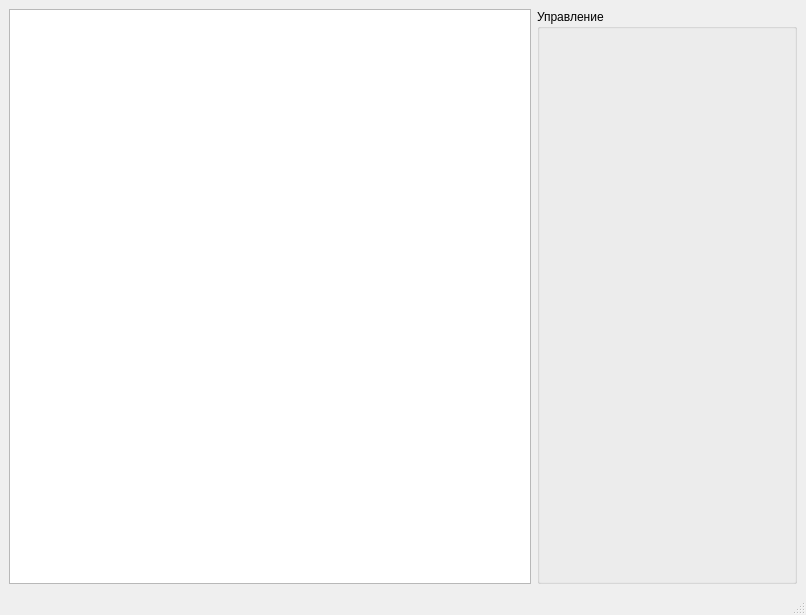
The window that ui/main_window.ui (rektoww/MST_Visualizer) describes before a commit, drawn with Qt 5.
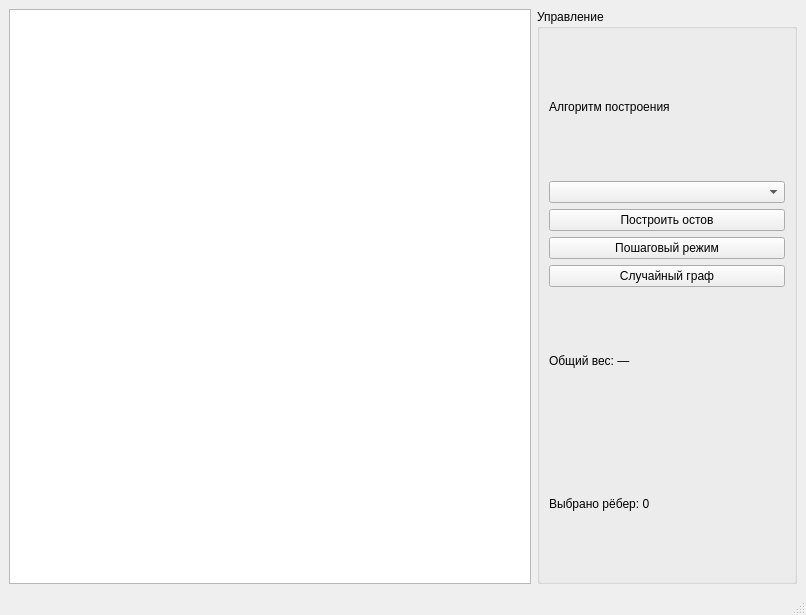
The same window after the commit.

Commit message: feat: добавлена панель управления и выбор алгоритма

Diff of the .ui file:
```diff
--- a/ui/main_window.ui
+++ b/ui/main_window.ui
@@ -38,6 +38,67 @@
         <property name="title">
          <string>Управление</string>
         </property>
+        <layout class="QVBoxLayout" name="verticalLayout">
+         <item>
+          <widget class="QLabel" name="labelAlgorithm">
+           <property name="text">
+            <string>Алгоритм построения</string>
+           </property>
+          </widget>
+         </item>
+         <item>
+          <widget class="QComboBox" name="comboAlgorithm">
+           <property name="currentIndex">
+            <number>-1</number>
+           </property>
+           <item>
+            <property name="text">
+             <string>Алгоритм Краскала</string>
+            </property>
+           </item>
+           <item>
+            <property name="text">
+             <string>Алгоритм Прима</string>
+            </property>
+           </item>
+          </widget>
+         </item>
+         <item>
+          <widget class="QPushButton" name="btnBuildMst">
+           <property name="text">
+            <string>Построить остов</string>
+           </property>
+          </widget>
+         </item>
+         <item>
+          <widget class="QPushButton" name="btnStepMode">
+           <property name="text">
+            <string>Пошаговый режим</string>
+           </property>
+          </widget>
+         </item>
+         <item>
+          <widget class="QPushButton" name="btnGenerateGraph">
+           <property name="text">
+            <string>Случайный граф</string>
+           </property>
+          </widget>
+         </item>
+         <item>
+          <widget class="QLabel" name="labelTotalWeight">
+           <property name="text">
+            <string>Общий вес: —</string>
+           </property>
+          </widget>
+         </item>
+         <item>
+          <widget class="QLabel" name="labelSelectedEdges">
+           <property name="text">
+            <string>Выбрано рёбер: 0</string>
+           </property>
+          </widget>
+         </item>
+        </layout>
        </widget>
       </item>
      </layout>
```
The commit also changes 1 other file.
